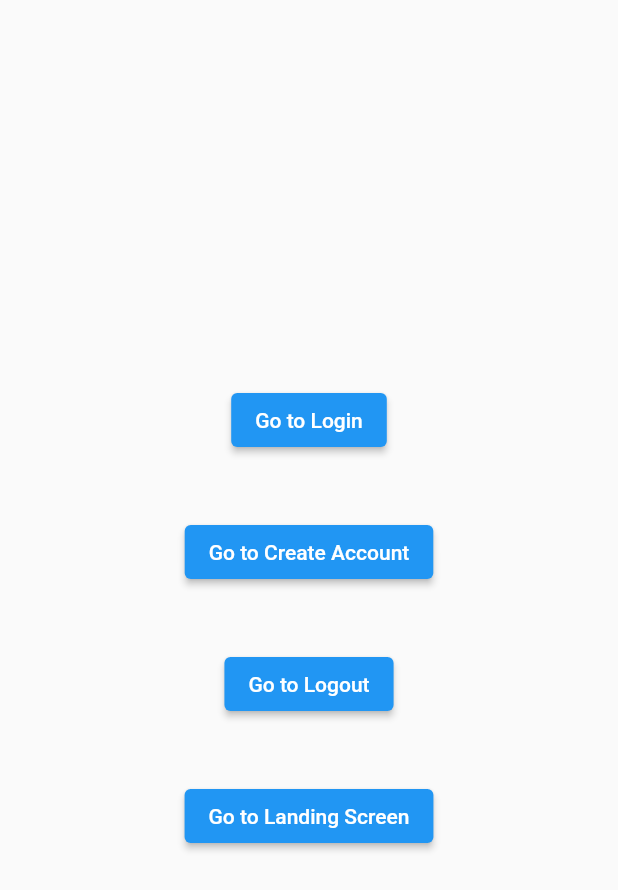
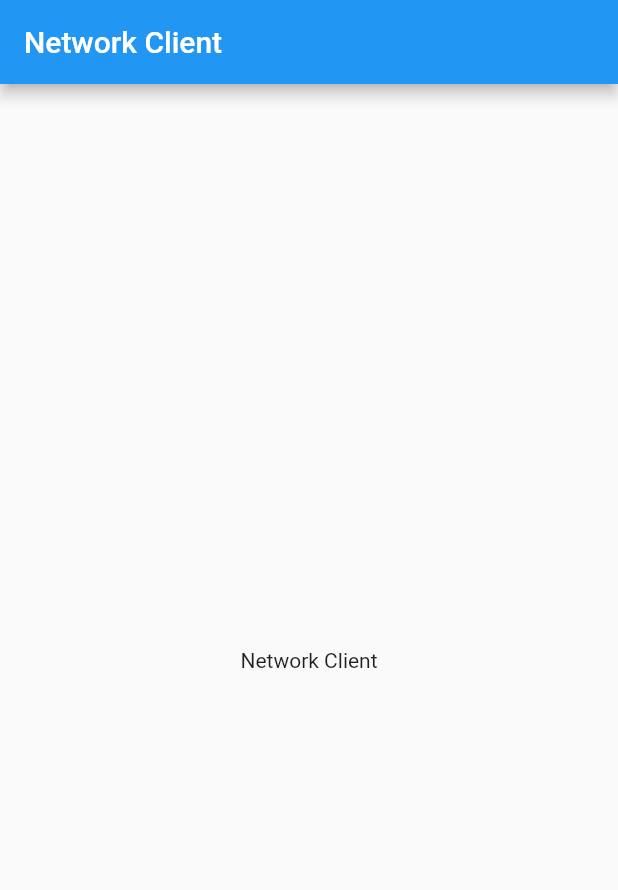
Before and after one commit to ulisinn/refrigerator_magnets, a Flutter app: the screen it shows after launch, on a phone screen of 412 x 824 dp. Shown: the top 890 px of the screen. Run offline on Flutter 3.47's test engine with Material 2 defaults, Android fonts, the phone set to English and light mode, and no system bars; our stand-ins replace go_router; network calls fail.

Commit message:
NetworkClient started

```diff
--- /dev/null
+++ b/lib/core/networking/app_request.dart
@@ -0,0 +1,8 @@
+import 'package:flutter/foundation.dart';
+
+class AppRequest{
+
+  AppRequest({required this.url});
+  final String url;
+
+}
--- /dev/null
+++ b/lib/core/networking/app_response.dart
@@ -0,0 +1,14 @@
+import 'package:flutter/foundation.dart';
+
+class AppResponse {
+  AppResponse.success({required this.rawResponse, this.statusCode}) : isValid = true;
+
+  AppResponse.failed()
+      : isValid = false,
+        statusCode = null,
+        rawResponse = null;
+
+  final bool isValid;
+  final int? statusCode;
+  final Map<String, dynamic>? rawResponse;
+}
--- /dev/null
+++ b/lib/features/screens/network_client.dart
@@ -0,0 +1,43 @@
+import 'package:flutter/material.dart';
+import 'package:magnets/core/networking/app_http_client.dart';
+import 'package:magnets/core/networking/app_request.dart';
+
+class NetWorkClientScreen extends StatefulWidget {
+  const NetWorkClientScreen({super.key});
+
+  @override
+  State<NetWorkClientScreen> createState() => _NetWorkClientScreen();
+}
+
+class _NetWorkClientScreen extends State<NetWorkClientScreen> {
+  Future<dynamic> makeNetworkCallGet() async {
+    final httpClient = AppHttpClient();
+    final request = AppRequest(
+      url: 'todos/1',
+    );
+    final response = await httpClient.get(request);
+    print('==== isValid: ${response.isValid}');
+    print(response.rawResponse);
+  }
+
+  @override
+  initState() {
+    // TODO: implement initState
+    super.initState();
+    makeNetworkCallGet();
+  }
+  @override
+  Widget build(BuildContext context) {
+
+
+
+    return Scaffold(
+      appBar: AppBar(
+        title: const Text('Network Client'),
+      ),
+      body: const Center(
+        child: Text('Network Client'),
+      ),
+    );
+  }
+}
--- a/lib/routing/app_router.dart
+++ b/lib/routing/app_router.dart
@@ -3,21 +3,15 @@ import 'package:magnets/features/screens/authenticated_landing_screen.dart';
 import 'package:magnets/features/screens/create_account_screen.dart';
 import 'package:magnets/features/screens/login_screen.dart';
 import 'package:magnets/features/screens/logout.dart';
+import 'package:magnets/features/screens/network_client.dart';
 import 'package:magnets/features/screens/splash_screen.dart';
-
-// enum AppRoute{
-//   home,
-//   createAccount,
-//   login,
-//   logout,
-//   landing,
-// }
 
 enum AppRoute {
   home('/'),
   createAccount('/createAccount'),
   login('/login'),
   logout('/logout'),
+  networkClient('/networkClient'),
   landing('/landing');
 
   const AppRoute(this.name);
@@ -29,13 +23,18 @@ enum AppRoute {
 }
 
 final routerConfig = GoRouter(
-    initialLocation: '/',
-    debugLogDiagnostics: true,
+    initialLocation: '/networkClient',
+    debugLogDiagnostics: false,
     routes: [
       GoRoute(
         path: '/',
         name: AppRoute.home.name,
         builder: (context, state) => const SplashScreen(),
+      ),
+      GoRoute(
+        path: '/networkClient',
+        name: AppRoute.networkClient.name,
+        builder: (context, state) => const NetWorkClientScreen(),
       ),
       GoRoute(
         path: '/login',
--- a/pubspec.yaml
+++ b/pubspec.yaml
@@ -36,6 +36,8 @@ dependencies:
   # Use with the CupertinoIcons class for iOS style icons.
   cupertino_icons: ^1.0.2
   go_router: ^11.1.4
+  dio: ^5.3.3
+  http: ^1.1.0
 
 dev_dependencies:
   flutter_test:
```
Also changed, not shown: lib/core/networking/app_http_client.dart (added, +27 -0 lines), pubspec.lock. Lines whose indentation alone changed are shown as unchanged.
